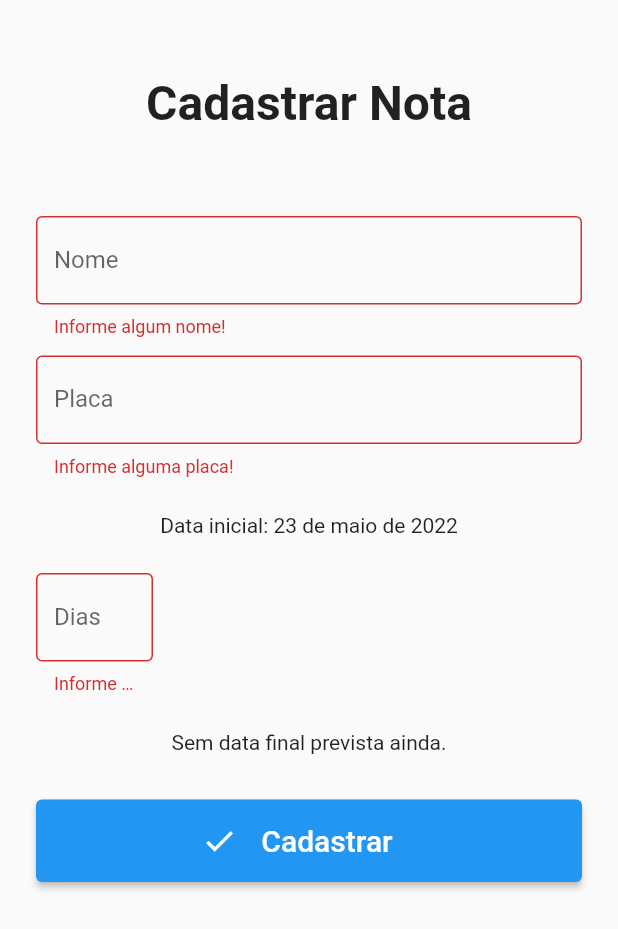
After one commit to Bruno-Eduardo-Ferreira/Fast-Parking, a Flutter app: the CadastroNota screen opened directly, after a tap on "Cadastrar", on a phone screen of 412 x 824 dp. The commit adds this screen. Shown: the top 929 px of the screen. Run offline on Flutter 3.47's test engine with Material 2 defaults, Android fonts, the phone set to English and light mode, and no system bars; our stand-ins replace cloud_firestore, firebase_auth, firebase_core; accounts and stored records are empty.

Commit message:
Cadastrar-nota

```diff
--- /dev/null
+++ b/lib/presentation/pages/cadastro/cadastro_nota.dart
@@ -0,0 +1,199 @@
+import 'package:cloud_firestore/cloud_firestore.dart';
+import 'package:flutter/material.dart';
+import 'package:intl/intl.dart';
+import 'package:intl/date_symbol_data_local.dart';
+import '../home/home_page.dart';
+
+class CadastroNota extends StatefulWidget {
+  const CadastroNota({Key? key}) : super(key: key);
+
+  @override
+  State<CadastroNota> createState() => _CadastroNotaState();
+}
+
+class _CadastroNotaState extends State<CadastroNota> {
+  @override
+  void initState() {
+    super.initState();
+    initializeDateFormatting();
+  }
+
+  final GlobalKey<FormState> formKey = GlobalKey<FormState>();
+  final nome = TextEditingController();
+  final placa = TextEditingController();
+  final dias = TextEditingController();
+
+  final FirebaseFirestore _firestore = FirebaseFirestore.instance;
+
+  Future<void> _addNota(String nome, String placa, String dataInicial,
+      String datafinal, num dias) async {
+    await _firestore.collection('notas').add({
+      'nome': nome,
+      'placa': placa,
+      'dataincial': dataInicial,
+      'datafinal': dataFinal,
+      'dias': dias,
+    });
+  }
+
+  String? nomeDigitado;
+  String? placaDigitado;
+  num? diasDigitado;
+  DateTime? dataiDigitado;
+  DateTime? datafDigitado;
+  DateTime? dataFinal;
+  String? dataPtInicial;
+  DateTime? dataAtual = DateTime.now();
+  bool teste = false;
+  String? dataPtFinal = 'Sem data final Previsto';
+
+  @override
+  Widget build(BuildContext context) {
+
+    dataPtInicial =
+        DateFormat(DateFormat.YEAR_MONTH_DAY, 'pt_Br').format(dataAtual!);
+
+    return Scaffold(
+      body: SafeArea(
+        child: SingleChildScrollView(
+          reverse: true,
+          child: Column(
+            children: [
+              const Center(
+                child: Padding(
+                  padding: EdgeInsets.only(top: 50.0, bottom: 50.0),
+                  child: Text(
+                    'Cadastrar Nota',
+                    style:
+                        TextStyle(fontSize: 32.0, fontWeight: FontWeight.w600),
+                  ),
+                ),
+              ),
+              Form(
+                key: formKey,
+                child: Column(
+                  mainAxisAlignment: MainAxisAlignment.center,
+                  children: [
+                    Padding(
+                      padding: const EdgeInsets.fromLTRB(24, 6, 24, 6),
+                      child: TextFormField(
+                          controller: nome,
+                          decoration: const InputDecoration(
+                            border: OutlineInputBorder(),
+                            labelText: 'Nome',
+                          ),
+                          keyboardType: TextInputType.name,
+                          validator: (value) {
+                            if (value!.isEmpty) {
+                              return 'Informe algum nome!';
+                            } else if (value.length > 80) {
+                              return 'São permitidos no máximo 80 caracteres para o nome!';
+                            }
+                            nomeDigitado = value;
+                            return null;
+                          }),
+                    ),
+                    Padding(
+                      padding: const EdgeInsets.fromLTRB(24, 6, 24, 6),
+                      child: TextFormField(
+                        controller: placa,
+                        decoration: const InputDecoration(
+                          border: OutlineInputBorder(),
+                          labelText: 'Placa',
+                        ),
+                        keyboardType: TextInputType.text,
+                        validator: (value) {
+                          if (value!.isEmpty) {
+                            return 'Informe alguma placa!';
+                          } else if (value.length < 7) {
+                            return 'Verifique a quantidade de caracteres informados!';
+                          }
+                          placaDigitado = value;
+                          return null;
+                        },
+                      ),
+                    ),
+                    Padding(
+                      padding: const EdgeInsets.fromLTRB(24, 18, 24, 6),
+                      child: Text('Data inicial: $dataPtInicial'),
+                    ),
+                    Padding(
+                      padding: const EdgeInsets.fromLTRB(24, 18, 310, 6),
+                      child: TextFormField(
+                        controller: dias,
+                        decoration: const InputDecoration(
+                          border: OutlineInputBorder(),
+                          labelText: 'Dias',
+                        ),
+                        keyboardType: TextInputType.number,
+                        validator: (value) {
+                          if (value!.isEmpty) {
+                            return 'Informe quantos dias!';
+                          }
+                          diasDigitado = num.parse(value);
+                          dataFinal = dataAtual!
+                              .add(Duration(days: diasDigitado as int));
+                          dataPtFinal =
+                              DateFormat(DateFormat.YEAR_MONTH_DAY, 'pt_Br')
+                                  .format(dataFinal!);
+                                  print(dataPtFinal);
+                                  setState(() => txtDatafinal(dataPtFinal!),);
+                                  teste = true;
+                          return null;
+                        },
+                      ),
+                    ),
+                    Padding(
+                      padding: const EdgeInsets.fromLTRB(24, 18, 24, 6),
+                      child: teste ? Text(dataPtFinal!) : const Text('Sem data final prevista ainda.')
+                    ),
+                    Padding(
+                      padding: const EdgeInsets.all(24),
+                      child: ElevatedButton(
+                        onPressed: () async {
+                          if (formKey.currentState!.validate()) {
+                            formKey.currentState?.save();
+
+                            if (nomeDigitado != null &&
+                                placaDigitado != null &&
+                                dataPtInicial != null &&
+                                dataPtFinal != null &&
+                                diasDigitado != null) {
+                              await _addNota(nomeDigitado!, placaDigitado!,
+                                  dataPtInicial!, dataPtFinal!, diasDigitado!);
+                              Navigator.of(context).push(MaterialPageRoute(
+                                  builder: (context) => const HomePage()));
+                            }
+                          } else {
+                            FocusManager.instance.primaryFocus?.unfocus();
+                          }
+                        },
+                        child: Row(
+                          mainAxisAlignment: MainAxisAlignment.center,
+                          children: const [
+                            Icon(Icons.check),
+                            Padding(
+                              padding: EdgeInsets.all(16),
+                              child: Text(
+                                'Cadastrar',
+                                style: TextStyle(fontSize: 20),
+                              ),
+                            ),
+                          ],
+                        ),
+                      ),
+                    ),
+                  ],
+                ),
+              )
+            ],
+          ),
+        ),
+      ),
+    );
+  }
+}
+
+Widget txtDatafinal(String data){
+  return Text('Data final: $data');
+}
--- a/lib/presentation/pages/consulta/consulta_cliente_page.dart
+++ b/lib/presentation/pages/consulta/consulta_cliente_page.dart
@@ -48,7 +48,7 @@ class _ConsultaClienteState extends State<ConsultaCliente> {
                     child: Container(
                       padding: const EdgeInsets.all(12),
                       decoration: BoxDecoration(
-                                border: Border.all(width: 0.5, color: Colors.amber.shade200),
+                                border: Border.all(width: 0.5, color: Colors.black38),
                                 borderRadius: const BorderRadius.all(Radius.circular(6.0)),
                                 color: Colors.white,
                               ),
--- a/lib/presentation/pages/home/home_page.dart
+++ b/lib/presentation/pages/home/home_page.dart
@@ -1,3 +1,4 @@
+import 'package:fast_parking1/presentation/pages/cadastro/cadastro_nota.dart';
 import 'package:fast_parking1/services/auth_service.dart';
 import 'package:flutter/material.dart';
 
@@ -72,6 +73,27 @@ class _HomePageState extends State<HomePage> {
                             ),
                 ),
               ),
+              Padding(
+                padding: const EdgeInsets.only(top: 50.0),
+                child: ElevatedButton(
+                            onPressed: () {
+                                Navigator.of(context).push(MaterialPageRoute(builder: (context) => const CadastroNota()));
+                                 },
+                            child: Row(
+                              mainAxisAlignment: MainAxisAlignment.center,
+                              children: const [
+                                Icon(Icons.check),
+                                Padding(
+                                  padding: EdgeInsets.all(16),
+                                  child: Text(
+                                    'Registrar locação',
+                                    style: TextStyle(fontSize: 20),
+                                  ),
+                                ),
+                              ],
+                            ),
+                ),
+              ),
             Padding(
               padding: const EdgeInsets.only(top: 50.0),
               child: ElevatedButton(
--- a/pubspec.yaml
+++ b/pubspec.yaml
@@ -36,6 +36,7 @@ dependencies:
   firebase_auth: ^3.3.16
   cloud_firestore: ^3.1.13
   provider: ^6.0.2
+  intl: ^0.17.0
 
 
   # The following adds the Cupertino Icons font to your application.
```
Also changed, not shown: pubspec.lock.
